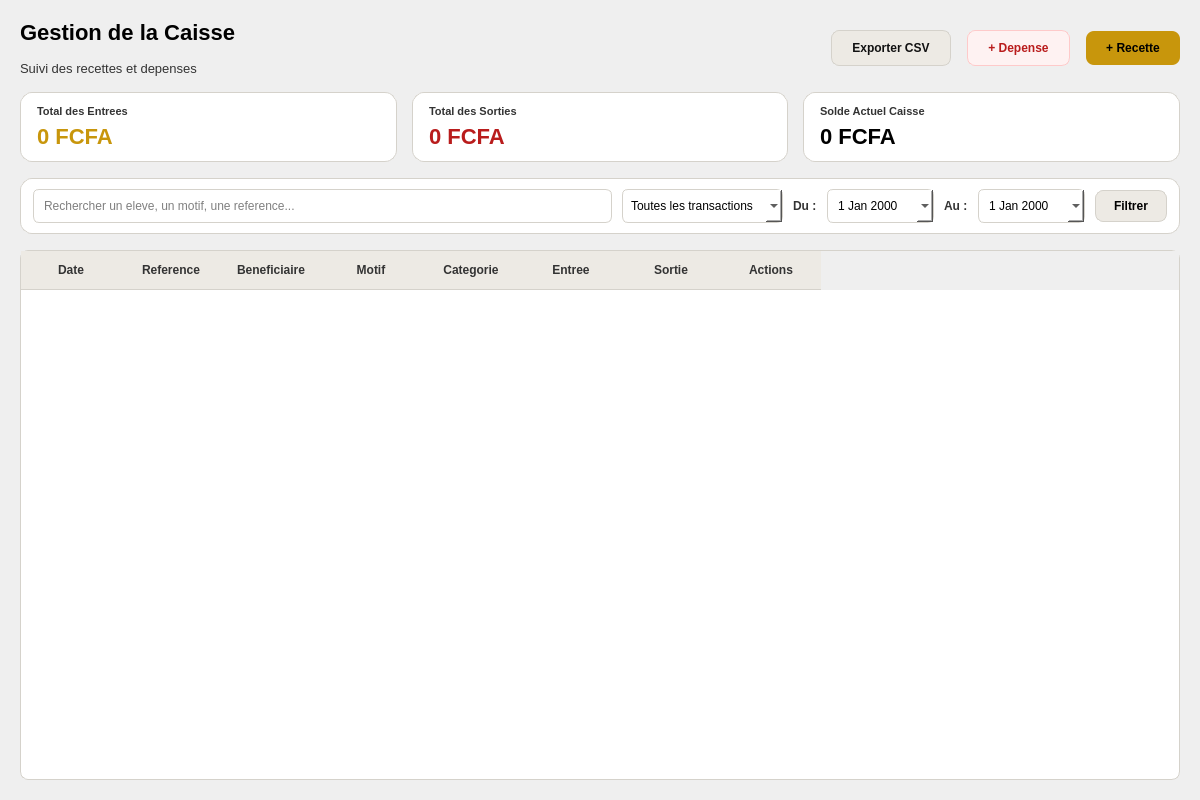
First picture: the form in ui/ui_files/caisse/caisse.ui, repository laudesmassamba1-ai/Logiciel-de-gestion-scolaire, before the edit.
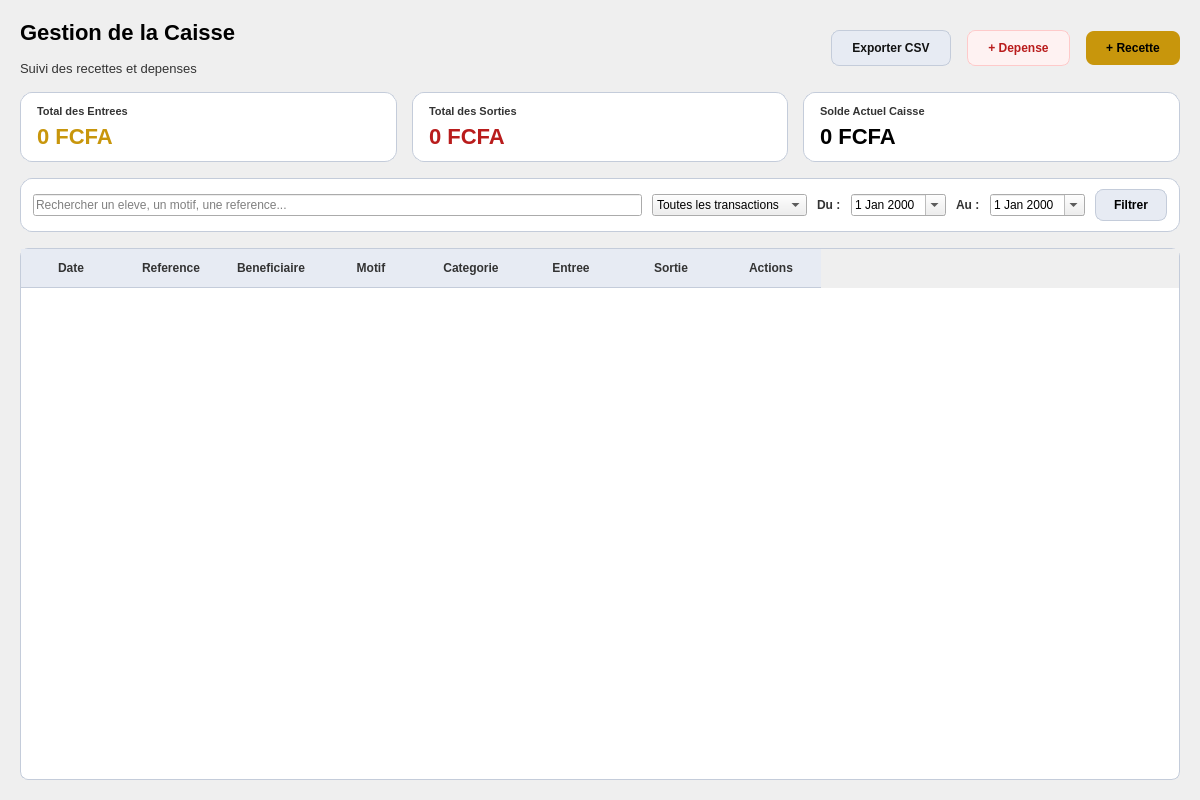
Second picture: the form after the edit.

```diff
--- a/ui/ui_files/caisse/caisse.ui
+++ b/ui/ui_files/caisse/caisse.ui
@@ -77,7 +77,7 @@
         <cursorShape>PointingHandCursor</cursorShape>
        </property>
        <property name="styleSheet">
-        <string>background-color: #EDEAE4; color: #111111; border: 1px solid #D5D2CB; border-radius: 8px; padding: 10px 20px; font-weight: bold;</string>
+        <string>background-color: #E7EBF3; color: #111111; border: 1px solid #C4CCDA; border-radius: 8px; padding: 10px 20px; font-weight: bold;</string>
        </property>
        <property name="text">
         <string>Exporter CSV</string>
@@ -119,9 +119,7 @@
      </property>
      <item>
       <widget class="QFrame" name="card_incomes">
-       <property name="styleSheet">
-        <string>background-color: #FFFFFF; color: #000000; border: 1px solid #D5D2CB; border-radius: 12px;</string>
-       </property>
+<property name="styleSheet"><string>QFrame#card_incomes { background-color: #FFFFFF; color: #000000; border: 1px solid #C4CCDA; border-radius: 12px; }</string></property>
        <layout class="QVBoxLayout" name="vbox_kpi1">
         <property name="leftMargin">
          <number>16</number>
@@ -160,9 +158,7 @@
      </item>
      <item>
       <widget class="QFrame" name="card_expenses">
-       <property name="styleSheet">
-        <string>background-color: #FFFFFF; color: #000000; border: 1px solid #D5D2CB; border-radius: 12px;</string>
-       </property>
+<property name="styleSheet"><string>QFrame#card_expenses { background-color: #FFFFFF; color: #000000; border: 1px solid #C4CCDA; border-radius: 12px; }</string></property>
        <layout class="QVBoxLayout" name="vbox_kpi2">
         <property name="leftMargin">
          <number>16</number>
@@ -201,9 +197,7 @@
      </item>
      <item>
       <widget class="QFrame" name="card_balance">
-       <property name="styleSheet">
-        <string>background-color: #FFFFFF; color: #000000; border: 1px solid #D5D2CB; border-radius: 12px;</string>
-       </property>
+<property name="styleSheet"><string>QFrame#card_balance { background-color: #FFFFFF; color: #000000; border: 1px solid #C4CCDA; border-radius: 12px; }</string></property>
        <layout class="QVBoxLayout" name="vbox_kpi3">
         <property name="leftMargin">
          <number>16</number>
@@ -244,9 +238,7 @@
    </item>
    <item>
     <widget class="QFrame" name="filterFrame">
-     <property name="styleSheet">
-      <string>background-color: #FFFFFF; color: #000000; border: 1px solid #D5D2CB; border-radius: 12px;</string>
-     </property>
+<property name="styleSheet"><string>QFrame#filterFrame { background-color: #FFFFFF; color: #000000; border: 1px solid #C4CCDA; border-radius: 12px; }</string></property>
      <layout class="QHBoxLayout" name="filterLayout">
       <property name="leftMargin">
        <number>12</number>
@@ -265,9 +257,6 @@
       </property>
       <item>
        <widget class="QLineEdit" name="search_input">
-        <property name="styleSheet">
-         <string>padding: 8px; border: 1px solid #D5D2CB; border-radius: 6px;</string>
-        </property>
         <property name="placeholderText">
          <string>Rechercher un eleve, un motif, une reference...</string>
         </property>
@@ -275,9 +264,6 @@
       </item>
       <item>
        <widget class="QComboBox" name="combo_type">
-        <property name="styleSheet">
-         <string>padding: 8px; border: 1px solid #D5D2CB; border-radius: 6px;</string>
-        </property>
         <item>
          <property name="text">
           <string>Toutes les transactions</string>
@@ -307,9 +293,6 @@
       </item>
       <item>
        <widget class="QDateEdit" name="date_start">
-        <property name="styleSheet">
-         <string>padding: 8px; border: 1px solid #D5D2CB; border-radius: 6px;</string>
-        </property>
         <property name="calendarPopup">
          <bool>true</bool>
         </property>
@@ -327,9 +310,6 @@
       </item>
       <item>
        <widget class="QDateEdit" name="date_end">
-        <property name="styleSheet">
-         <string>padding: 8px; border: 1px solid #D5D2CB; border-radius: 6px;</string>
-        </property>
         <property name="calendarPopup">
          <bool>true</bool>
         </property>
@@ -338,7 +318,7 @@
       <item>
        <widget class="QPushButton" name="btn_apply_filter">
         <property name="styleSheet">
-         <string>background-color: #EDEAE4; color: #000000; border: 1px solid #D5D2CB; border-radius: 8px; padding: 8px 18px; font-weight: bold;</string>
+         <string>background-color: #E7EBF3; color: #000000; border: 1px solid #C4CCDA; border-radius: 8px; padding: 8px 18px; font-weight: bold;</string>
         </property>
         <property name="text">
          <string>Filtrer</string>
@@ -354,22 +334,22 @@
       <string>
        QTableWidget {
            background-color: #FFFFFF;
-           border: 1px solid #D5D2CB;
+           border: 1px solid #C4CCDA;
            border-radius: 8px;
-           gridline-color: #EDEAE4;
+           gridline-color: #E7EBF3;
            font-size: 13px;
        }
        QHeaderView::section {
-           background-color: #EDEAE4;
+           background-color: #E7EBF3;
            color: #333333;
            font-weight: bold;
            padding: 10px;
            border: none;
-           border-bottom: 1px solid #D5D2CB;
+           border-bottom: 1px solid #C4CCDA;
        }
        QTableWidget::item {
            padding: 0px 8px;
-           border-bottom: 1px solid #EDEAE4;
+           border-bottom: 1px solid #E7EBF3;
        }
       </string>
      </property>
```
Left out of the diff: 4 changed lines with no effect on the pictures.
